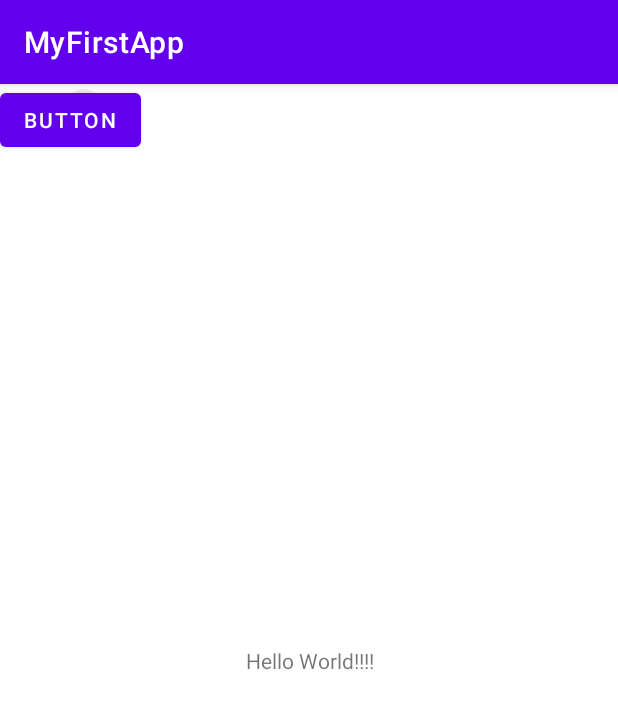
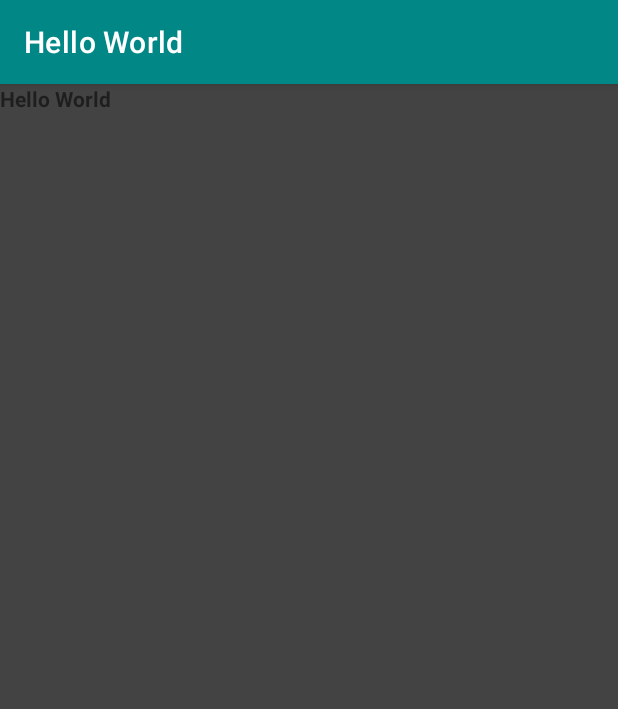
Before and after one commit to loonix/university, an Android app: the screen it shows after launch (MainActivity), on a phone screen of 412 x 824 dp. Shown: the top 709 px of the screen. Run offline under Robolectric (Android 15) with nearby library versions, the phone set to English and light mode, and no system bars.

Commit message:
chore: created android java project

```diff
--- a/AndroidNativeProjects/HelloWorld/app/src/main/java/com/example/myfirstapp/MainActivity.java
+++ b/AndroidNativeProjects/HelloWorld/app/src/main/java/com/example/myfirstapp/MainActivity.java
@@ -1,15 +1,27 @@
 package com.example.myfirstapp;
 
 import androidx.appcompat.app.AppCompatActivity;
-
+import android.content.Intent;
 import android.os.Bundle;
+import android.view.View;
+import android.widget.EditText;
 
 public class MainActivity extends AppCompatActivity {
+    public static final String EXTRA_MESSAGE = "com.example.myfirstapp.MESSAGE";
 
     @Override
     protected void onCreate(Bundle savedInstanceState) {
         super.onCreate(savedInstanceState);
         setContentView(R.layout.activity_main);
+    }
 
-    }
+
+//    /** Called when the user taps the Send button */
+//    public void sendMessage(View view) {
+//        Intent intent = new Intent(this, DisplayMessageActivity.class);
+//        EditText editText = (EditText) findViewById(R.id.editText);
+//        String message = editText.getText().toString();
+//        intent.putExtra(EXTRA_MESSAGE, message);
+//        startActivity(intent);
+//    }
 }
--- a/AndroidNativeProjects/HelloWorld/app/src/main/res/layout/activity_main.xml
+++ b/AndroidNativeProjects/HelloWorld/app/src/main/res/layout/activity_main.xml
@@ -4,33 +4,17 @@
     xmlns:tools="http://schemas.android.com/tools"
     android:layout_width="match_parent"
     android:layout_height="match_parent"
+    android:background="#434343"
     tools:context=".MainActivity">
 
+
     <TextView
-        android:id="@+id/txtView1"
-        android:layout_width="wrap_content"
-        android:layout_height="wrap_content"
-        android:gravity="center"
-        android:text="Hello World!!!!"
-        app:layout_constraintBottom_toBottomOf="parent"
-        app:layout_constraintLeft_toLeftOf="parent"
-        app:layout_constraintRight_toRightOf="parent"
-        app:layout_constraintTop_toTopOf="parent" />
-
-    <Button
-        android:id="@+id/button1"
-        android:layout_width="wrap_content"
-        android:layout_height="wrap_content"
-        android:text="Button"
-        tools:layout_editor_absoluteX="157dp"
-        tools:layout_editor_absoluteY="471dp" />
-
-    <Switch
-        android:id="@+id/switch1"
-        android:layout_width="wrap_content"
-        android:layout_height="wrap_content"
-        android:text="Switch"
-        tools:layout_editor_absoluteX="142dp"
-        tools:layout_editor_absoluteY="194dp" />
+        android:id="@+id/textView"
+        android:layout_width="118dp"
+        android:layout_height="111dp"
+        android:text="Hello World"
+        android:textStyle="bold"
+        tools:layout_editor_absoluteX="146dp"
+        tools:layout_editor_absoluteY="171dp" />
 
 </androidx.constraintlayout.widget.ConstraintLayout>
--- a/AndroidNativeProjects/HelloWorld/app/src/main/res/values/strings.xml
+++ b/AndroidNativeProjects/HelloWorld/app/src/main/res/values/strings.xml
@@ -1,3 +1,3 @@
 <resources>
-    <string name="app_name">MyFirstApp</string>
+    <string name="app_name">Hello World</string>
 </resources>
--- a/AndroidNativeProjects/HelloWorld/app/src/main/res/values/themes.xml
+++ b/AndroidNativeProjects/HelloWorld/app/src/main/res/values/themes.xml
@@ -2,8 +2,8 @@
     <!-- Base application theme. -->
     <style name="Theme.MyFirstApp" parent="Theme.MaterialComponents.DayNight.DarkActionBar">
         <!-- Primary brand color. -->
-        <item name="colorPrimary">@color/purple_500</item>
-        <item name="colorPrimaryVariant">@color/purple_700</item>
+        <item name="colorPrimary">@color/teal_700</item>
+        <item name="colorPrimaryVariant">@color/teal_700</item>
         <item name="colorOnPrimary">@color/white</item>
         <!-- Secondary brand color. -->
         <item name="colorSecondary">@color/teal_200</item>
```
